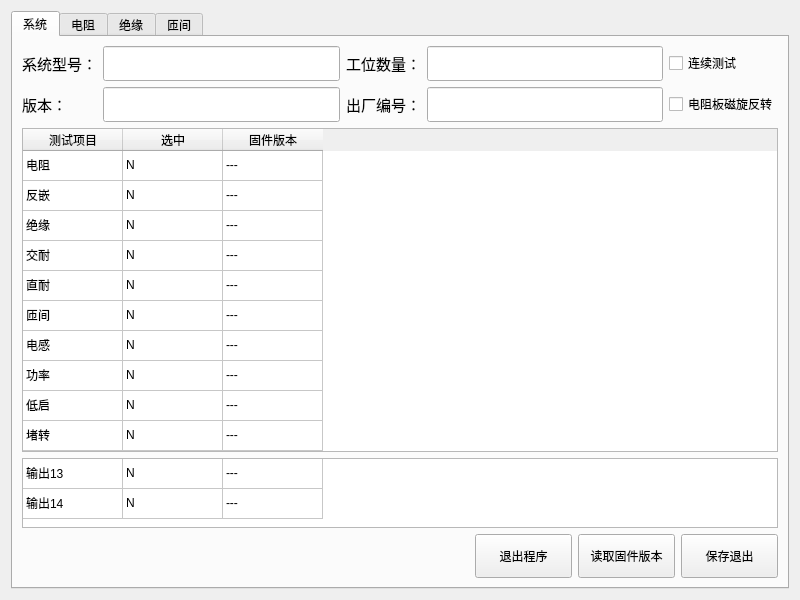
Old version of the form WinBack.ui in the repository bloglink/aip-tester.
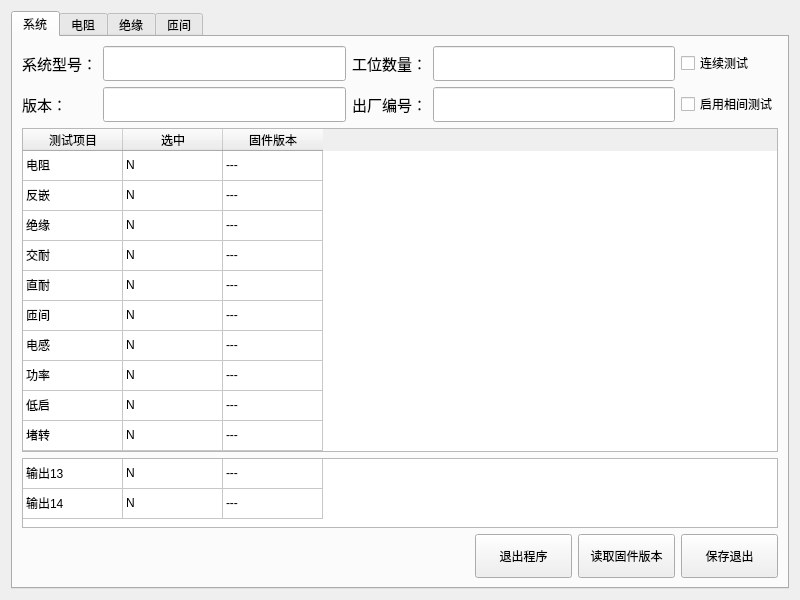
New version of the form.

Commit message: 新增:(2.1.0.170422)后台模块加入相间选择

```diff
--- a/WinBack.ui
+++ b/WinBack.ui
@@ -170,7 +170,7 @@
           <item row="1" column="4">
            <widget class="QCheckBox" name="OppositeDir">
             <property name="text">
-             <string>电阻板磁旋反转</string>
+             <string>启用相间测试</string>
             </property>
            </widget>
           </item>
```
Left out of the diff: 2 changed lines with no effect on the pictures. The commit also changes 1 other file.
